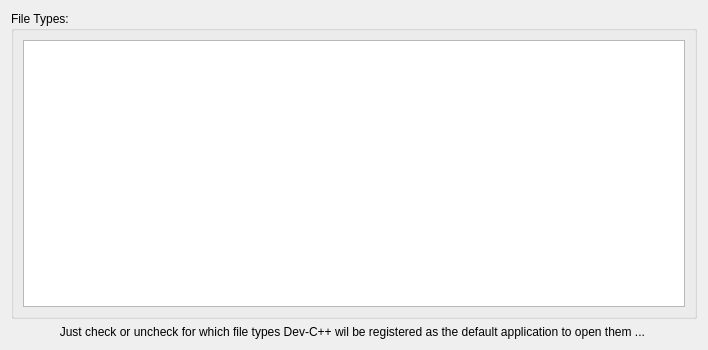
Qt form RedPandaIDE/settingsdialog/environmentfileassociationwidget.ui (royqh1979/RedPanda-CPP) before a commit.
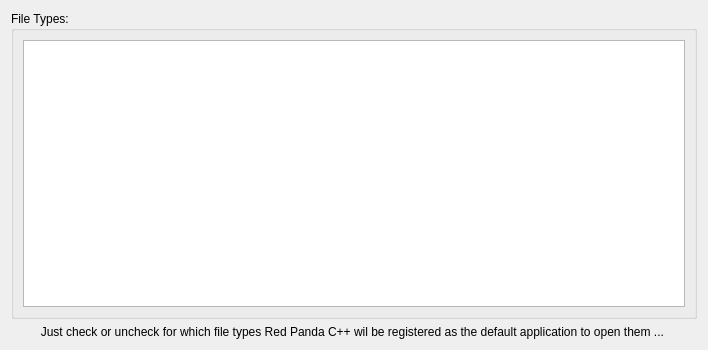
The same form after that commit.

The edit to the form file:
```diff
--- a/RedPandaIDE/settingsdialog/environmentfileassociationwidget.ui
+++ b/RedPandaIDE/settingsdialog/environmentfileassociationwidget.ui
@@ -33,7 +33,7 @@
    <item>
     <widget class="QLabel" name="label">
      <property name="text">
-      <string>Just check or uncheck for which file types Dev-C++ wil be registered as the default application to open them ... </string>
+      <string>Just check or uncheck for which file types Red Panda C++ wil be registered as the default application to open them ... </string>
      </property>
      <property name="alignment">
       <set>Qt::AlignCenter</set>
```
